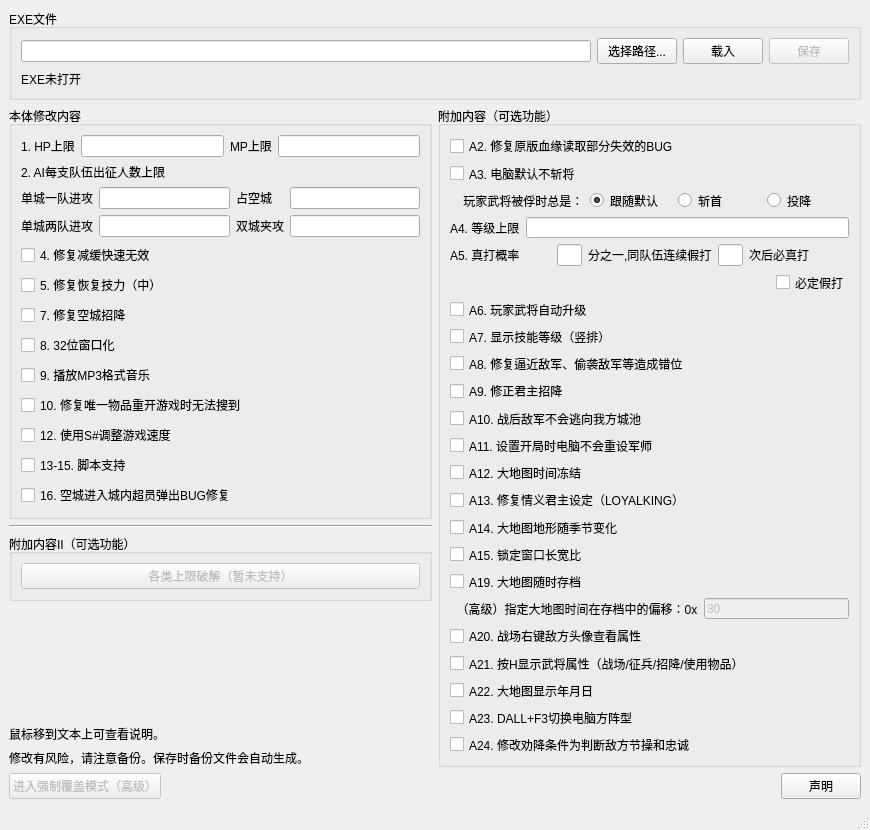
Above: mainwindow.ui from allenzhoukp/1.05plusEditor before the change. Below: the same form after it.
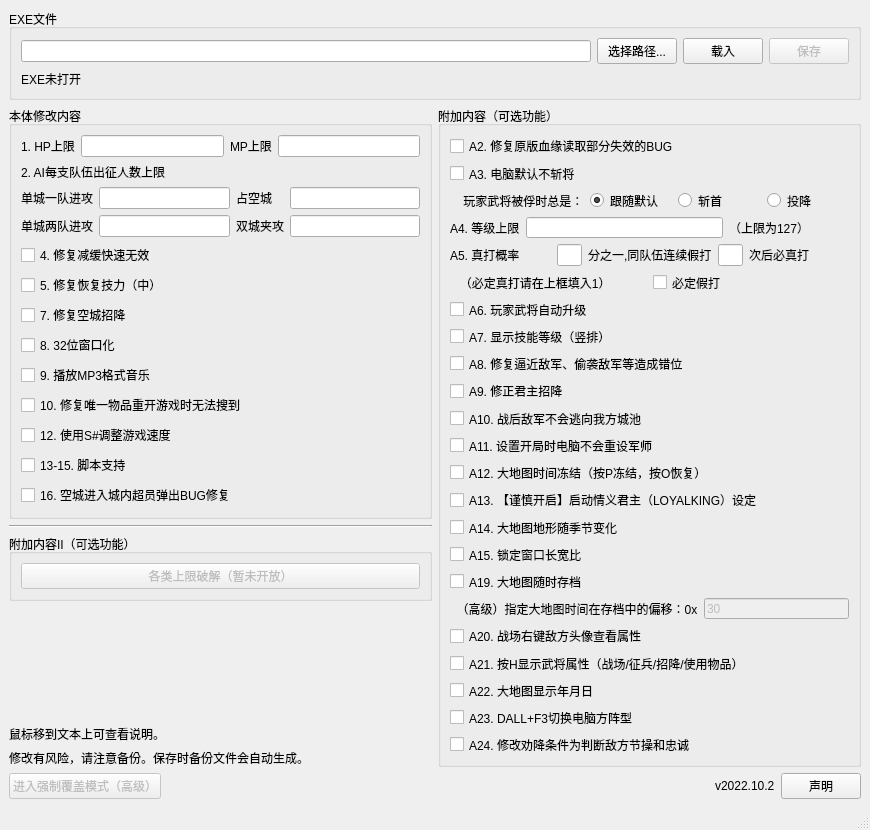
That is the form after the change.

```diff
--- a/mainwindow.ui
+++ b/mainwindow.ui
@@ -293,7 +293,7 @@
               <bool>false</bool>
              </property>
              <property name="text">
-              <string>各类上限破解（暂未支持）</string>
+              <string>各类上限破解（暂未开放）</string>
              </property>
             </widget>
            </item>
@@ -408,6 +408,13 @@
            <item>
             <widget class="QLineEdit" name="a4_box"/>
            </item>
+           <item>
+            <widget class="QLabel" name="label_15">
+             <property name="text">
+              <string>（上限为127）            </string>
+             </property>
+            </widget>
+           </item>
           </layout>
          </item>
          <item>
@@ -476,7 +483,16 @@
            </item>
           </layout>
          </item>
-         <item alignment="Qt::AlignRight">
+         <item>
+          <layout class="QHBoxLayout" name="horizontalLayout_8">
+           <item>
+            <widget class="QLabel" name="label_16">
+             <property name="text">
+              <string>   （必定真打请在上框填入1）        </string>
+             </property>
+            </widget>
+           </item>
+           <item>
           <widget class="QCheckBox" name="a5_chkbox">
            <property name="toolTip">
             <string>&lt;p&gt;选中此项则电脑之间必定假打。&lt;p&gt;</string>
@@ -486,6 +502,8 @@
            </property>
           </widget>
          </item>
+          </layout>
+         </item>
          <item>
           <widget class="QCheckBox" name="a6_chkbox">
            <property name="toolTip">
@@ -552,7 +570,7 @@
             <string>&lt;p&gt;使用后，可以在大地图上按P键暂停时间流逝，同时仍可以操作部队。按O键恢复时间流逝。注意：当大地图时间冻结下发生空城招降时，应避免立即操作即将立刻占领空城的部队，否则会产生BUG。&lt;/p&gt;</string>
            </property>
            <property name="text">
-            <string>A12. 大地图时间冻结</string>
+            <string>A12. 大地图时间冻结（按P冻结，按O恢复）</string>
            </property>
           </widget>
          </item>
@@ -562,7 +580,7 @@
             <string>&lt;p&gt;修正后，必须重新玩过的剧本才会有效果。指定了情义君主的武将，当其情义君主未灭亡时，只有其情义君主才可以搜索到该武将；情义君主招降该武将必定成功，其他势力招降该武将的难度增大。当情义君主变成了普通武将或被斩首之后，其他势力还是可以往常搜索，并且有机会加入该武将；情义君主归降的新君主招降和搜索该武将时必定成功。&lt;/p&gt;</string>
            </property>
            <property name="text">
-            <string>A13. 修复情义君主设定（LOYALKING）</string>
+            <string>A13. 【谨慎开启】启动情义君主（LOYALKING）设定</string>
            </property>
           </widget>
          </item>
@@ -700,6 +718,13 @@
         </property>
        </spacer>
       </item>
+      <item>
+       <widget class="QLabel" name="label_17">
+        <property name="text">
+         <string>v2022.10.2</string>
+        </property>
+       </widget>
+      </item>
       <item>
        <widget class="QPushButton" name="pushButton">
         <property name="text">
```
Left out of the diff: 2 changed lines with no effect on the pictures. Lines whose indentation alone changed are shown as unchanged.
